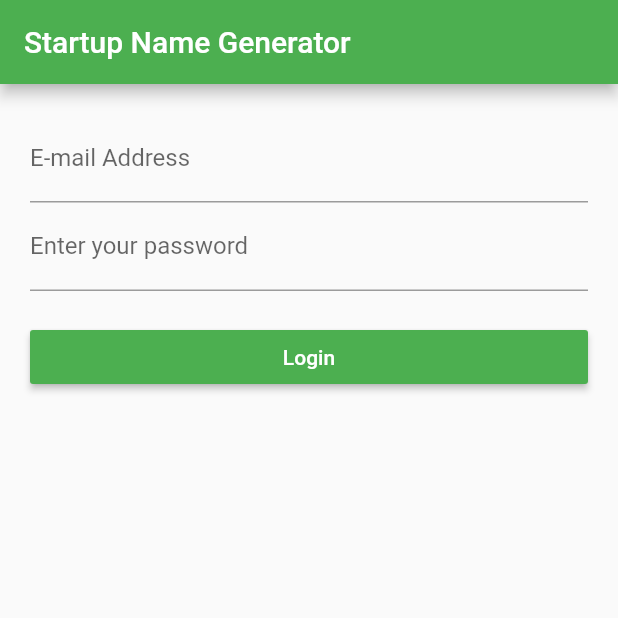
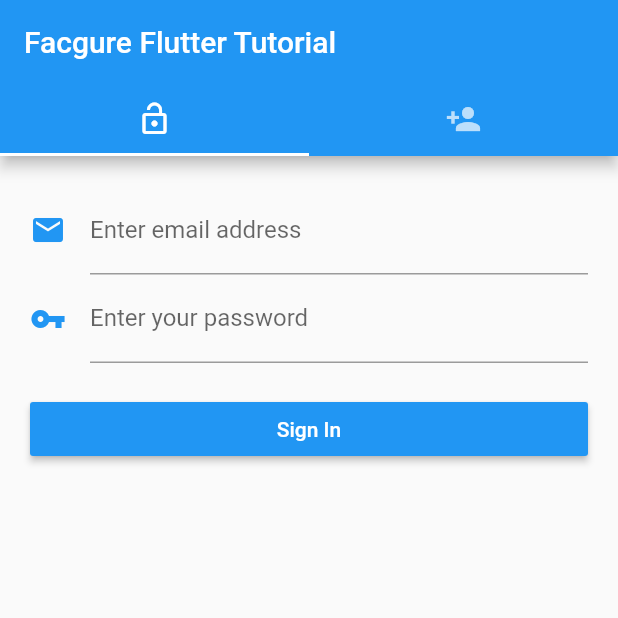
Before and after one commit to facgure/flutter-tutorial, a Flutter app: the screen it shows after launch, on a phone screen of 412 x 824 dp, the top half of it. Run offline on Flutter 3.47's test engine with Material 2 defaults, Android fonts, the phone set to English and light mode, and no system bars; missing offline and left inert: validate.

Commit message:
Add tabbar, rearrange sources and remove dublicate MaterialApp

```diff
--- a/lib/main.dart
+++ b/lib/main.dart
@@ -2,125 +2,15 @@
 
 /** acquire all packages that required in this app */
 import 'package:flutter/material.dart';
+
 /// Uncomment below to enable Startup Name Generator (from Google Codelabs)
 /// import 'package:english_words/english_words.dart';
-import 'package:validate/validate.dart';
+import 'signin-tabbar.dart';
+//import 'signin-form.dart';
 
 // start to run the app
-void main() => runApp(new MyApp());
-
-// main class to run with stateless widget
-class MyApp extends StatelessWidget {
-  // create material theme of the app
-  @override
-  Widget build(BuildContext context) {
-    return new MaterialApp(
-      debugShowCheckedModeBanner: false,
-      theme: new ThemeData(
-        primarySwatch: Colors.green,
-      ),
-      home: new LoginPage(),
-    );
-  }
-}
-
-class LoginPage extends StatefulWidget {
-  @override
-  State<StatefulWidget> createState() => new _LoginPageState();
-}
-
-class _LoginData {
-  String email = '';
-  String password = '';
-}
-
-class _LoginPageState extends State<LoginPage> {
-  final GlobalKey<FormState> _formKey = new GlobalKey<FormState>();
-  _LoginData _data = _LoginData();
-
-  String _validateEmail(String value) {
-    try {
-      Validate.isEmail(value);
-    } catch (e) {
-      return 'The E-mail address must be a valid email address.';
-    }
-
-    return null;
-  }
-
-  String _validatePassword(String value) {
-    if (value.length < 8) {
-      return 'The password must be at least 8 characters.';
-    }
-
-    return null;
-  }
-
-  void submit() {
-    if (this._formKey.currentState.validate()) {
-      _formKey.currentState.save();
-
-      print('Printing the login data.');
-      print('Email: '+ _data.email);
-      print('Password: ' +_data.password);
-    }
-  }
-
-  @override
-  Widget build(BuildContext context) {
-    final Size screenSize = MediaQuery.of(context).size;
-
-    return new Scaffold(
-      appBar: new AppBar(
-        title: new Text('Startup Name Generator'),
-      ),
-      body: new Container(
-          padding: new EdgeInsets.all(20.0),
-          child: new Form(
-            key: this._formKey,
-            child: new ListView(
-              children: <Widget>[
-
-                // textbox for email address
-                new TextFormField(
-                    keyboardType: TextInputType.emailAddress, // Use email input type for emails.
-                    decoration: new InputDecoration(
-                        hintText: 'you@example.com',
-                        labelText: 'E-mail Address'),
-                    validator: this._validateEmail,
-                    onSaved: (String value) {
-                      this._data.email = value;
-                    }),
-
-                // passwordbox for password
-                new TextFormField(
-                    obscureText: true, // Use secure text for passwords.
-                    decoration: new InputDecoration(
-                        hintText: 'Password', labelText: 'Enter your password'),
-                    validator: this._validatePassword,
-                    onSaved: (String value) {
-                      this._data.password = value;
-                    }),
-
-                // button to login
-                new Container(
-                  width: screenSize.width,
-                  child: new RaisedButton(
-                    child: new Text(
-                      'Login',
-                      style: new TextStyle(color: Colors.white),
-                    ),
-                    onPressed: this.submit,
-                    color: Colors.green,
-                  ),
-                  margin: new EdgeInsets.only(top: 20.0),
-                )
-              ],
-            ),
-          )),
-    );
-  }
-}
+//void main() => runApp(new MyApp());
+void main() => runApp(new SignInTabBar());
 
 ///
 /// Tutorial about Startup Name Generator (from Google Codelabs)
--- /dev/null
+++ b/lib/regis-form.dart
@@ -0,0 +1,25 @@
+import 'package:flutter/material.dart';
+
+class RegisterForm extends StatelessWidget {
+  @override
+  Widget build(BuildContext context) {
+    return new MaterialApp(
+        debugShowCheckedModeBanner: false, home: RegisterPage());
+  }
+}
+
+class RegisterPage extends StatefulWidget {
+  @override
+  State<StatefulWidget> createState() => RegisterPageState();
+}
+
+class RegisterPageState extends State<RegisterPage> {
+  @override
+  Widget build(BuildContext context) {
+    return new Scaffold(
+      appBar: new AppBar(
+        title: new Text("abc"),
+      ),
+    );
+  }
+}
--- /dev/null
+++ b/lib/signin-form.dart
@@ -0,0 +1,129 @@
+import 'package:flutter/material.dart';
+import 'package:validate/validate.dart';
+
+// main class to run with stateless widget
+class SignInForm extends StatelessWidget {
+  // create material theme of the app
+  @override
+  Widget build(BuildContext context) {
+    return new Container(child: SignInPage());
+    /*
+      return new MaterialApp(
+         debugShowCheckedModeBanner: false,
+         theme: new ThemeData(
+            primarySwatch: Colors.blue,
+         ),
+         home: new SignInPage(),
+      );
+      */
+  }
+}
+
+class SignInPage extends StatefulWidget {
+  @override
+  State<StatefulWidget> createState() => new _SignInPageState();
+}
+
+class _SignInData {
+  String email = '';
+  String password = '';
+}
+
+// Sign In state
+class _SignInPageState extends State<SignInPage> {
+  // properties
+  final GlobalKey<FormState> _formKey = new GlobalKey<FormState>();
+  _SignInData _data = _SignInData();
+
+  // function to validate email
+  String _validateEmail(String value) {
+    try {
+      Validate.isEmail(value);
+    } catch (e) {
+      return 'The E-mail address must be a valid email address.';
+    }
+
+    return null;
+  }
+
+  // function to validate password
+  String _validatePassword(String value) {
+    if (value.length < 8) {
+      return 'The password must be at least 8 characters.';
+    }
+
+    return null;
+  }
+
+  // function to handle the submission
+  void submit() {
+    if (this._formKey.currentState.validate()) {
+      _formKey.currentState.save();
+
+      print('Printing the sign-in data.');
+      print('Email: ' + _data.email);
+      print('Password: ' + _data.password);
+    }
+  }
+
+  // build user interface function
+  @override
+  Widget build(BuildContext context) {
+    final Size screenSize = MediaQuery.of(context).size;
+
+    return /*new Scaffold(
+         //appBar: new AppBar(
+            //title: new Text('Flutter Tutorial'),
+         //),
+         body: */
+        new Container(
+            padding: new EdgeInsets.all(20.0),
+            child: new Form(
+              key: this._formKey,
+              child: new ListView(
+                children: <Widget>[
+                  // textbox for email address
+                  new TextFormField(
+                      keyboardType: TextInputType
+                          .emailAddress, // Use email input type for emails.
+                      decoration: new InputDecoration(
+                          hintText: 'you@example.com',
+                          labelText: 'Enter email address',
+                          icon: const Icon(Icons.email, color: Colors.blue)),
+                      validator: this._validateEmail,
+                      onSaved: (String value) {
+                        this._data.email = value;
+                      }),
+
+                  // passwordbox for password
+                  new TextFormField(
+                      obscureText: true, // Use secure text for passwords.
+                      decoration: new InputDecoration(
+                          hintText: 'Password',
+                          labelText: 'Enter your password',
+                          icon: const Icon(
+                            Icons.vpn_key,
+                            color: Colors.blue,
+                          )),
+                      validator: this._validatePassword,
+                      onSaved: (String value) {
+                        this._data.password = value;
+                      }),
+
+                  // button to login
+                  new Container(
+                    child: new RaisedButton(
+                      child: new Text('Sign In',
+                          style: new TextStyle(color: Colors.white)),
+                      onPressed: this.submit,
+                      color: Colors.blue,
+                    ),
+                    margin: new EdgeInsets.only(top: 20.0),
+                  )
+                ],
+              ),
+            )
+            //),
+            );
+  }
+}
--- /dev/null
+++ b/lib/signin-tabbar.dart
@@ -0,0 +1,32 @@
+import 'package:flutter/material.dart';
+import 'signin-form.dart';
+import 'regis-form.dart';
+
+class SignInTabBar extends StatelessWidget {
+  @override
+  Widget build(BuildContext context) {
+    return new MaterialApp(
+      debugShowCheckedModeBanner: false,
+      home: new DefaultTabController(
+        length: 2,
+        child: new Scaffold(
+          appBar: new AppBar(
+            bottom: new TabBar(
+              tabs: [
+                new Tab(icon: new Icon(Icons.lock_open)),
+                new Tab(icon: new Icon(Icons.person_add)),
+              ],
+            ),
+            title: new Text('Facgure Flutter Tutorial'),
+          ),
+          body: new TabBarView(
+            children: [
+              new SignInForm(),
+              new RegisterForm(),
+            ],
+          ),
+        ),
+      ),
+    );
+  }
+}
```
Also changed, not shown: 1 other file.
